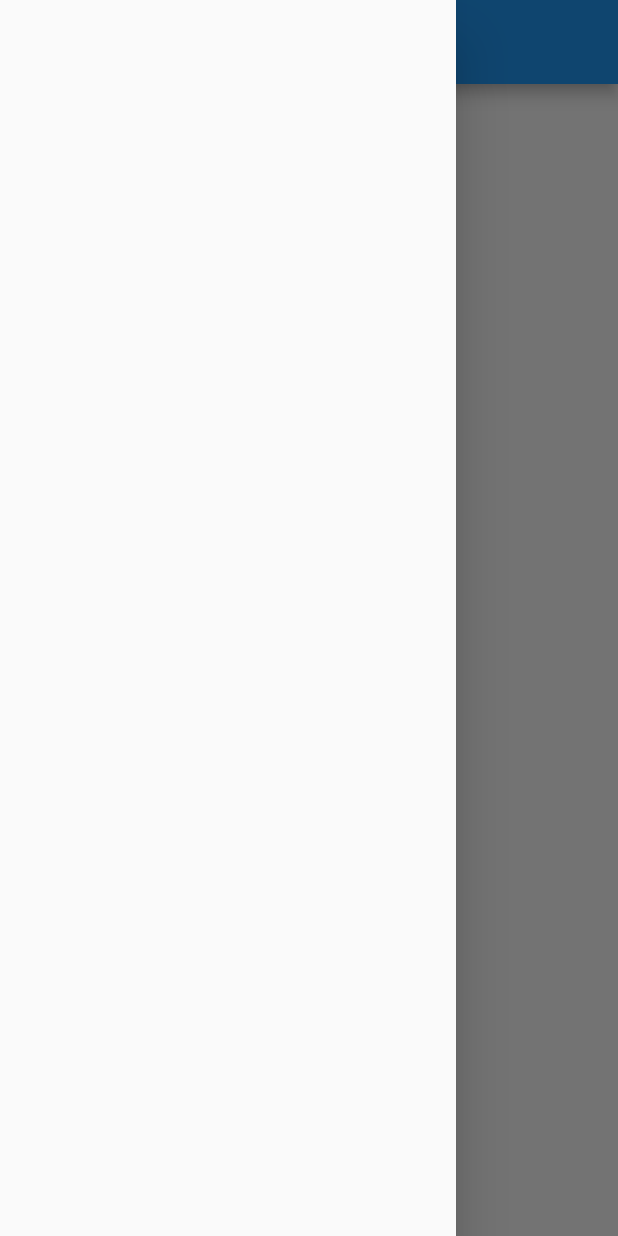
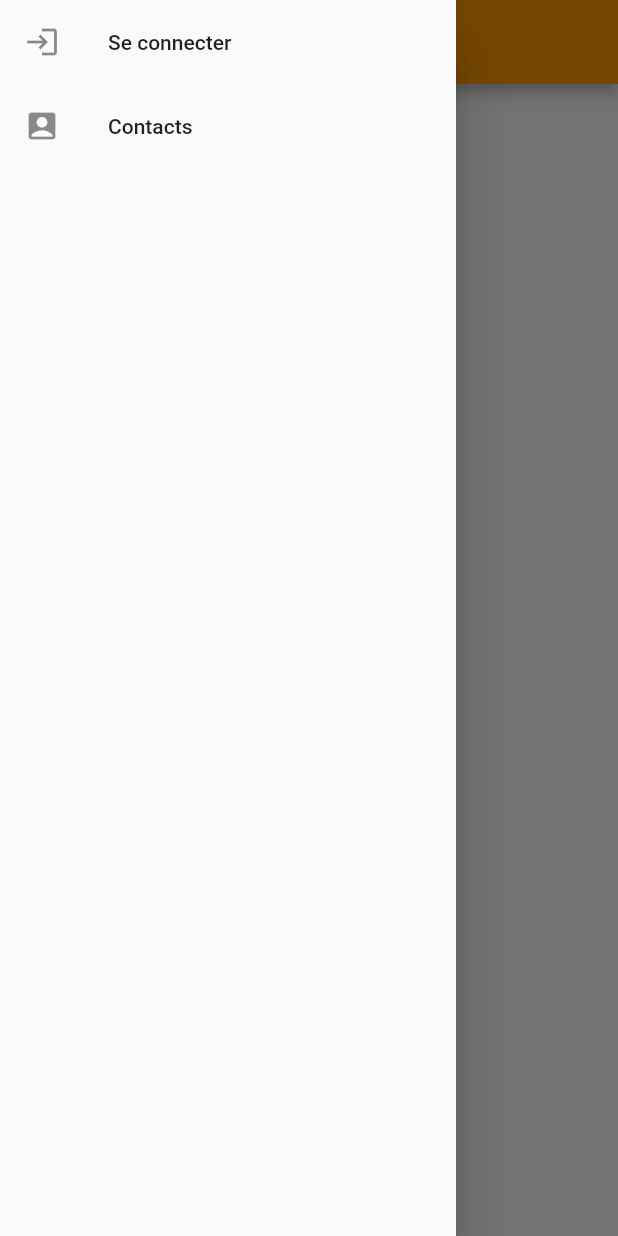
Before and after one commit to DONGBETO/exo1, a Flutter app: the Home screen opened directly, with the side drawer open, on a phone screen of 412 x 824 dp. Run offline on Flutter 3.47's test engine with Material 2 defaults, Android fonts, the phone set to English and light mode, and no system bars.

Commit message:
Ajout le 21/06/2022

```diff
--- a/lib/Home.dart
+++ b/lib/Home.dart
@@ -1,20 +1,42 @@
 import 'package:flutter/material.dart';
 
-class Home extends StatefulWidget {
+class Home extends StatelessWidget {
   const Home({Key? key}) : super(key: key);
 
   @override
-  State<Home> createState() => _HomeState();
-}
-
-class _HomeState extends State<Home> {
-  @override
   Widget build(BuildContext context) {
     return Scaffold(
-      appBar: AppBar(title: Text('Bienvenue sur ma page'),),
-      drawer: Drawer(child: ListView(
-        children: [],
+      appBar: AppBar(
+        title: Text(
+          'Bienvenue sur ma page',
+          style: TextStyle(fontSize: 20.0),
+        ),
       ),
+      drawer: Drawer(
+        child: ListView(
+          children: [
+            ListTile(
+              title: Text('Se connecter'),
+              leading: Icon(Icons.login),
+
+               onTap: ()
+                {
+                 // Navigator.push(context, MaterialPageRoute(builder: (BuildContext context) => Connexion()),);
+                },
+
+            ),
+             ListTile(
+              title: Text('Contacts'),
+              leading: Icon(Icons.account_box),
+
+                onTap: ()
+                {
+                 // Navigator.push(context, MaterialPageRoute(builder: (BuildContext context) => Connexion()),);
+                },
+
+            )
+          ],
+        ),
       ),
     );
   }
```
Also changed, not shown: lib/main.dart (+8 -105 lines), lib/widget.dart/input.dart (+46 -0 lines), 6 other files.
